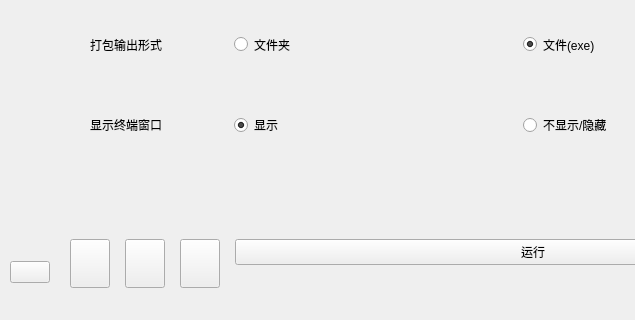
Above: python-script/UI/UI_PyToExe.ui from Jf-JIN/Pyinstaller-GUI before the change; both pictures show x 0 to 635 and y 456 to 776 of the 841 by 776 pixel window. Below: the same form after it.
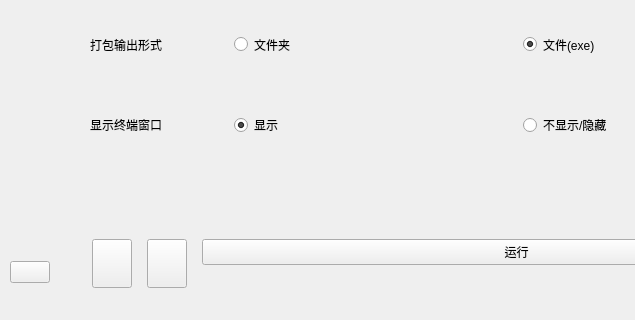
That is the form after the change. The open tabs and pages were chosen to show the change.

Commit message:
更改按钮pb_reset_all_params为QLabel
更改按钮pb_reset_all_params为QLabel，以方便实现双击和长按的触发，使用QPushButton无法实现双击和单击的区别，该重置场景应避免单击(防止误触发)

Patch:
```diff
--- a/python-script/UI/UI_PyToExe.ui
+++ b/python-script/UI/UI_PyToExe.ui
@@ -3873,7 +3873,7 @@
            <number>10</number>
           </property>
           <item>
-           <widget class="QPushButton" name="pb_reset_all_params">
+           <widget class="QLabel" name="lb_reset_all_params">
             <property name="sizePolicy">
              <sizepolicy hsizetype="Expanding" vsizetype="Expanding">
               <horstretch>0</horstretch>
@@ -3886,6 +3886,12 @@
             <property name="text">
              <string/>
             </property>
+            <property name="scaledContents">
+             <bool>true</bool>
+            </property>
+            <property name="alignment">
+             <set>Qt::AlignCenter</set>
+            </property>
            </widget>
           </item>
           <item>
```
Left out of the diff: 2 changed lines with no effect on the pictures. The commit also changes 1 other file.
